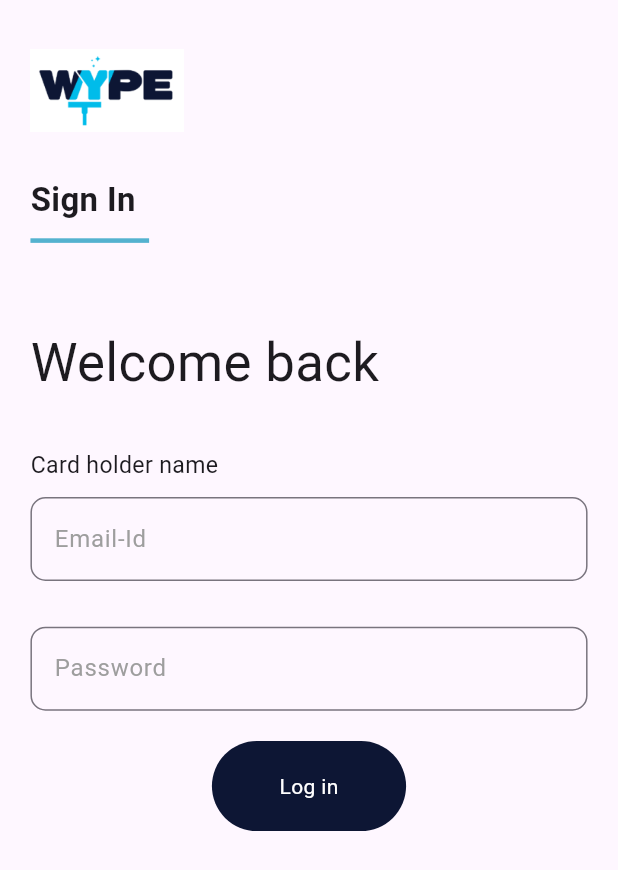
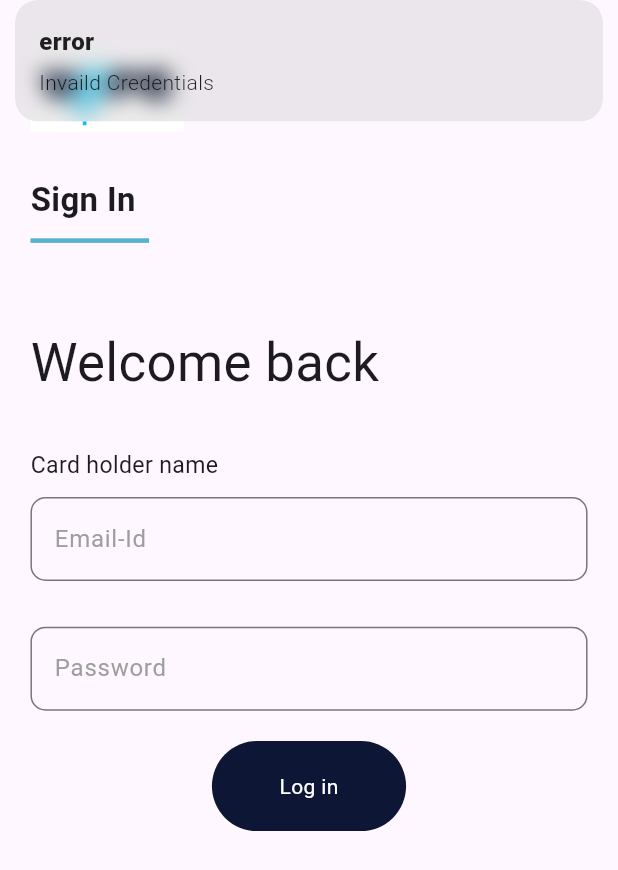
Before and after one commit to rishitaylor/wypedriver, a Flutter app: the screen it shows after launch, after a tap on "Log in", on a phone screen of 412 x 824 dp. Shown: the top 870 px of the screen. Run offline on Flutter 3.47's test engine with Material 3 defaults, Android fonts, the phone set to English and light mode, and no system bars; our stand-ins replace cloud_firestore, firebase_auth, firebase_core, flutter_screenutil, geolocator, get and 2 more; accounts and stored records are empty.

Commit message:
get_lat_long

```diff
--- a/lib/apps/controllers/auth_controller.dart
+++ b/lib/apps/controllers/auth_controller.dart
@@ -1,5 +1,12 @@
 import 'package:get/get.dart';
+import 'package:wypedriver/apps/services/location_services.dart';
 
 class AuthController extends GetxController {
   RxBool isLoading = false.obs;
+  @override
+  void onInit() {
+    // TODO: implement onInit
+    // LocationService().getCurrentLocation();
+    super.onInit();
+  }
 }
--- /dev/null
+++ b/lib/apps/models/user_location_model.dart
@@ -0,0 +1,6 @@
+class UserLocation {
+  final double latitude;
+  final double longitude;
+
+  UserLocation({required this.latitude, required this.longitude});
+}
--- /dev/null
+++ b/lib/apps/services/location_services.dart
@@ -0,0 +1,54 @@
+import 'dart:developer';
+
+import 'package:geolocator/geolocator.dart';
+import 'package:location/location.dart';
+import 'package:wypedriver/apps/models/user_location_model.dart';
+
+class LocationService {
+  Future<Position> determinePosition() async {
+    bool serviceEnabled;
+    LocationPermission permission;
+
+    // 1. Check if location services are enabled
+    serviceEnabled = await Geolocator.isLocationServiceEnabled();
+    if (!serviceEnabled) {
+      // Location services are not enabled, request them
+      permission = await Geolocator.requestPermission();
+
+      if (permission == LocationPermission.denied) {
+        // Handle the permission being denied (e.g., display an error message)
+        return Future.error('Location permissions denied');
+      }
+
+      if (permission == LocationPermission.deniedForever) {
+        // Handle the case where the permission is permanently denied
+        // (e.g., suggest opening App Settings to manually grant permission)
+        return Future.error(
+            'Location permissions are permanently denied, please enable them manually from App Settings');
+      }
+    } else {
+      // 2. Check if already have permission
+      permission = await Geolocator.checkPermission();
+      if (permission == LocationPermission.denied ||
+          permission == LocationPermission.deniedForever) {
+        //  We don't have permission, request it
+        permission = await Geolocator.requestPermission();
+        if (permission != LocationPermission.always) {
+          //Handle the failure to obtain permission
+          return Future.error('Location permissions are denied');
+        }
+      }
+    }
+
+    // 3. Get the location if permission is granted
+    return await Geolocator.getCurrentPosition();
+  }
+
+  void getCurrentLocation() async {
+    Position position = await determinePosition();
+    double latitude = position.latitude;
+    double longitude = position.longitude;
+
+    print('Current Location: Latitude: $latitude, Longitude: $longitude');
+  }
+}
--- a/lib/apps/views/auth_view.dart
+++ b/lib/apps/views/auth_view.dart
@@ -7,6 +7,7 @@ import 'package:get/get_connect/http/src/utils/utils.dart';
 import 'package:google_fonts/google_fonts.dart';
 import 'package:wypedriver/apps/controllers/auth_controller.dart';
 import 'package:wypedriver/apps/services/firebase_service.dart';
+import 'package:wypedriver/apps/services/location_services.dart';
 import 'package:wypedriver/apps/utils/utils.dart';
 import 'package:wypedriver/common_widgets/primary_button.dart';
 import 'package:wypedriver/common_widgets/textfiled.dart';
@@ -82,6 +83,8 @@ class AuthView extends StatelessWidget {
                   () => PrimaryButton(
                     text: authController.isLoading.value ? 'loading' : 'Log in',
                     onTap: () async {
+                      LocationService().determinePosition();
+                      if (email.text.trim().isNotEmpty) {
                         authController.isLoading.value = true;
                         try {
                           await firebaseService.login(
@@ -91,6 +94,9 @@ class AuthView extends StatelessWidget {
                         }
 
                         authController.isLoading.value = false;
+                      } else {
+                        Get.snackbar('error', 'Invaild Credentials');
+                      }
                     },
                   ),
                 ),
--- a/lib/apps/views/homeView.dart
+++ b/lib/apps/views/homeView.dart
@@ -1,5 +1,6 @@
 import 'package:flutter/material.dart';
 import 'package:flutter_screenutil/flutter_screenutil.dart';
+import 'package:wypedriver/apps/services/location_services.dart';
 import 'package:wypedriver/apps/utils/utils.dart';
 import 'package:wypedriver/common_widgets/common_button.dart';
 
@@ -65,7 +66,9 @@ class _HomeViewState extends State<HomeView> {
                 ),
                 CommonButton(
                   text: 'Upcoming',
-                  onTap: () {},
+                  onTap: () async {
+                    LocationService().getCurrentLocation();
+                  },
                 ),
               ],
             ),
--- a/pubspec.yaml
+++ b/pubspec.yaml
@@ -43,6 +43,10 @@ dependencies:
   firebase_auth: ^4.17.8
   firebase_core: ^2.27.0
   cloud_firestore: ^4.15.8
+  location: ^6.0.1
+  geolocator: ^11.0.0
+  geocoding: ^3.0.0
+  # geodesy: ^0.10.2
   # google_fonts:
 
 
```
Also changed, not shown: lib/apps/services/firebase_service.dart (+11 -3 lines), pubspec.lock, 6 other files. Lines whose indentation alone changed are shown as unchanged.
